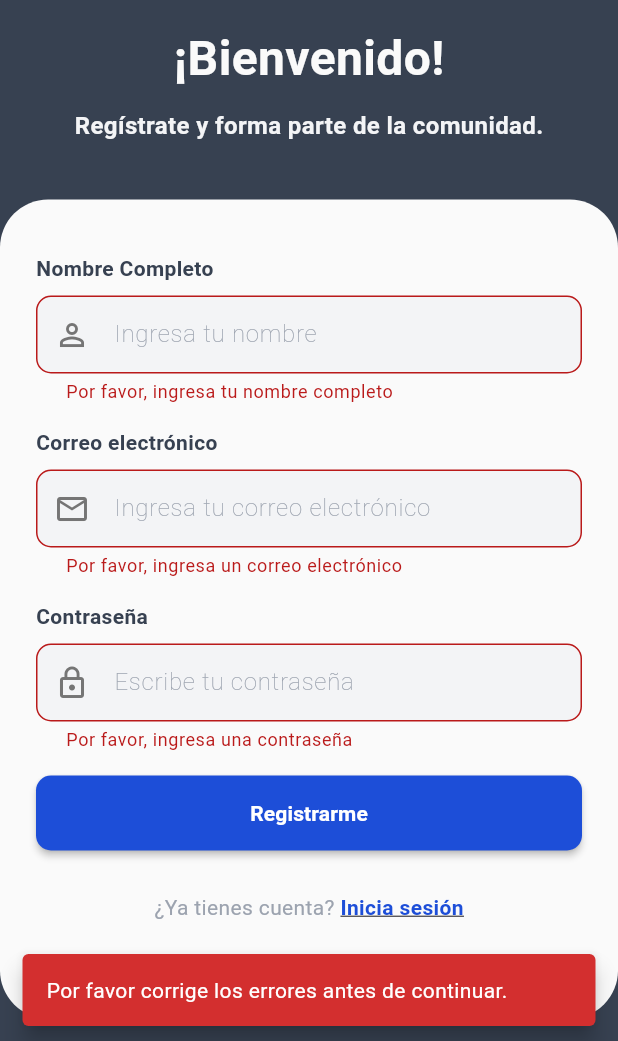
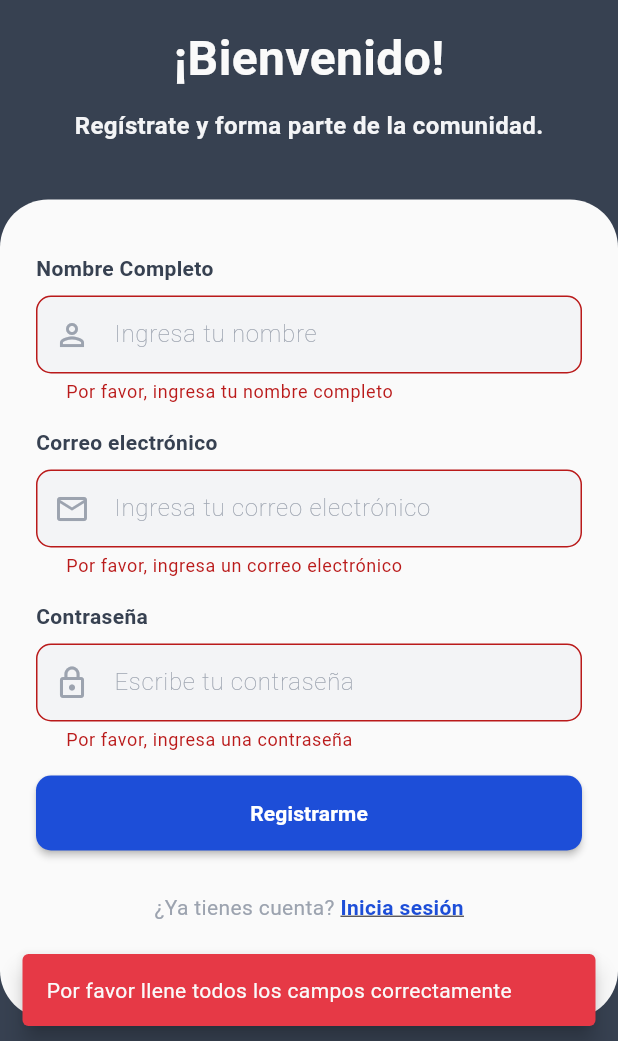
Before and after one commit to yei5/match_track, a Flutter app: the screen it shows after launch, after a tap on "Registrarme", on a phone screen of 412 x 824 dp, the part 195-1236 px from its top. Run offline on Flutter 3.47's test engine with Material 3 defaults, Android fonts, the phone set to English and light mode, and no system bars; our stand-ins replace flutter_bloc, flutter_dotenv, supabase_flutter; accounts and stored records are empty.

Commit message:
style: change usage of color for those of the application

```diff
--- a/lib/features/auth/ui/screens/signup_screen.dart
+++ b/lib/features/auth/ui/screens/signup_screen.dart
@@ -3,6 +3,7 @@ import 'package:flutter_bloc/flutter_bloc.dart';
 import 'package:match_track/features/auth/ui/bloc/signup_bloc.dart';
 import 'package:match_track/features/auth/ui/widgets/signup_form.dart';
 import 'package:match_track/core/presentation/app_theme.dart';
+import 'package:supabase_flutter/supabase_flutter.dart';
 
 class SignupScreen extends StatelessWidget {
   const SignupScreen({super.key});
@@ -35,6 +36,7 @@ class SignupView extends StatelessWidget {
       } else if (state is SignupSuccessState) {
         WidgetsBinding.instance.addPostFrameCallback((_) {
           _showSnackBar(context, 'Usuario creado exitosamente', false);
+          print(Supabase.instance.client.auth.currentUser);
           Navigator.pushReplacementNamed(context, '/profile');
         });
         return SizedBox.shrink();
@@ -57,7 +59,7 @@ class SignupView extends StatelessWidget {
   void _showSnackBar(BuildContext context, String message, bool isError) {
     ScaffoldMessenger.of(context).showSnackBar(
       SnackBar(
-        content: Text(message, style: const TextStyle(color: Colors.white)),
+        content: Text(message, style: const TextStyle(color: AppColors.textSecondary)),
         behavior: SnackBarBehavior.floating,
         backgroundColor: isError ? AppColors.error : AppColors.success,
         shape: RoundedRectangleBorder(borderRadius: BorderRadius.circular(12)),
--- a/lib/features/auth/ui/widgets/signup_form.dart
+++ b/lib/features/auth/ui/widgets/signup_form.dart
@@ -94,7 +94,6 @@ class _SignupFormState extends State<SignupForm> {
                   SignupButton(
                     onPressed: () {
                       if (_formKey.currentState!.validate()) {
-                        // ✅ Si los campos son válidos, dispara el evento al Bloc
                         context.read<SignupBloc>().add(
                               SubmmitSignupEvent(
                                 name: nameController.text.trim(),
@@ -103,14 +102,13 @@ class _SignupFormState extends State<SignupForm> {
                               ),
                             );
                       } else {
-                        // ❌ Si hay errores, muestra un SnackBar
                         ScaffoldMessenger.of(context).showSnackBar(
                           SnackBar(
                             content: const Text(
-                              "Por favor corrige los errores antes de continuar.",
-                              style: TextStyle(color: Colors.white),
+                              "Por favor llene todos los campos correctamente",
+                              style: TextStyle(color: AppColors.background),
                             ),
-                            backgroundColor: Colors.red.shade700,
+                            backgroundColor: AppColors.error,
                             behavior: SnackBarBehavior.floating,
                           ),
                         );
--- a/lib/features/auth/ui/widgets/signup_text_field.dart
+++ b/lib/features/auth/ui/widgets/signup_text_field.dart
@@ -38,7 +38,7 @@ class SignupTextField extends StatelessWidget {
           controller: controller,
           obscureText: obscureText,
           decoration: InputDecoration(
-            prefixIcon: Icon(icon, color: Colors.grey[600]),
+            prefixIcon: Icon(icon, color: AppColors.textSecondary),
             labelText: label,
             labelStyle: const TextStyle(
               fontWeight: FontWeight.w100,
@@ -49,7 +49,7 @@ class SignupTextField extends StatelessWidget {
             contentPadding: const EdgeInsets.symmetric(horizontal: 16, vertical: 14),
             border: OutlineInputBorder(
               borderRadius: BorderRadius.circular(10),
-              borderSide: const BorderSide(color: Colors.black26),
+              borderSide: const BorderSide(color: AppColors.darkText),
             ),
             focusedBorder: OutlineInputBorder(
               borderRadius: BorderRadius.circular(10),
```
